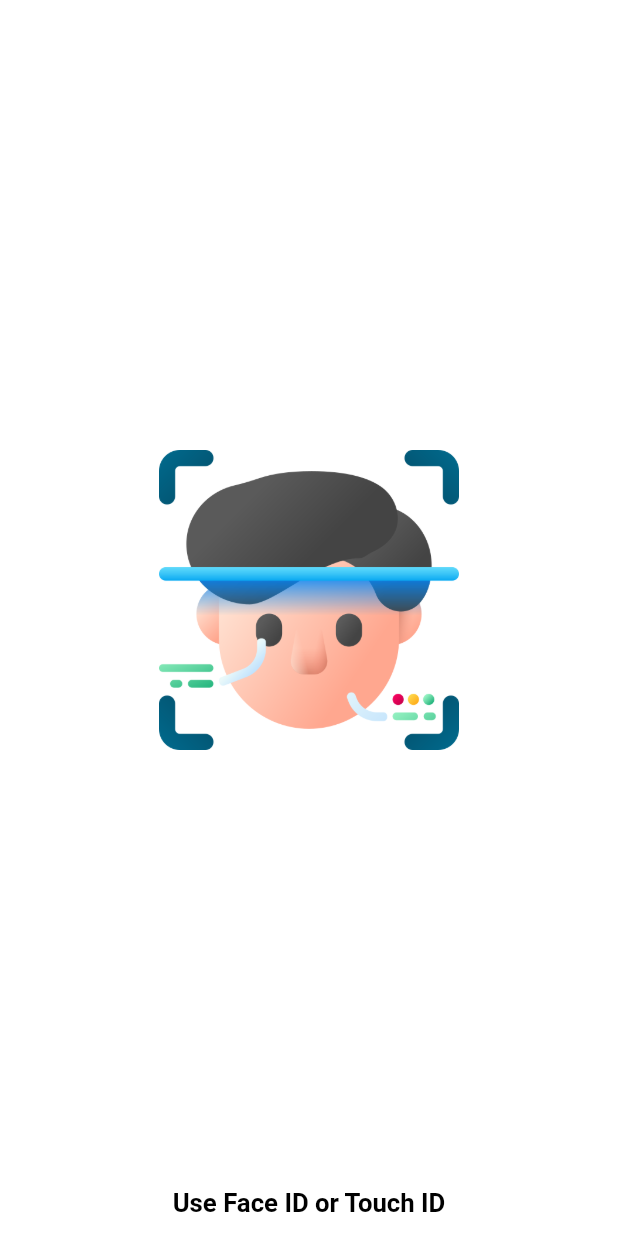
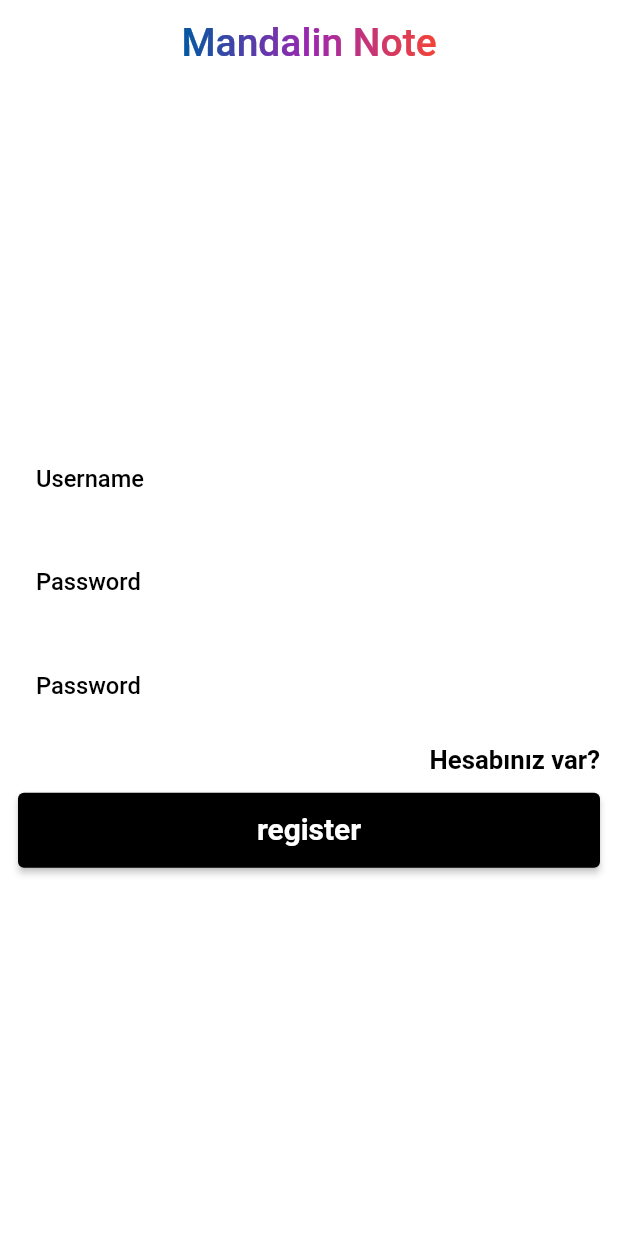
Before and after one commit to QalibJs/todo-app, a Flutter app: the screen it shows after launch, on a phone screen of 412 x 824 dp. Run offline on Flutter 3.47's test engine with Material 2 defaults, Android fonts, the phone set to English and light mode, and no system bars; drawn by our look-alikes of simple_gradient_text; our stand-ins replace dio, flutter_bloc, get_it, google_fonts, local_auth, sizer; Roboto replaces fonts that are missing (Arsenal).

Commit message:
eleventh commit

```diff
--- a/lib/app.dart
+++ b/lib/app.dart
@@ -1,7 +1,7 @@
 import 'package:flutter/material.dart';
 import 'package:flutter_bloc/flutter_bloc.dart';
 import 'package:sizer/sizer.dart';
-import 'package:todo/app/auth/screen/auth_screen.dart';
+import 'package:todo/app/register/screen/register.dart';
 import 'package:todo/cubit/auth/auth_cubit.dart';
 import 'cubit/notes/note_cubit.dart';
 import 'theme/theme.dart';
@@ -31,7 +31,7 @@ class MyApp extends StatelessWidget {
             title: 'Flutter Demo',
             theme: lightMode,
             darkTheme: darkMode,
-            home: const AuthScreen(),
+            home: const RegisterScreen(),
           ),
         );
       },
--- a/lib/app/auth/widgets/auth_button_widget.dart
+++ b/lib/app/auth/widgets/auth_button_widget.dart
@@ -23,9 +23,7 @@ class AuthButtonWidget extends StatelessWidget {
         if (authCubit.isAuth == true) {
           AppNavigators.go(context, const HomeScreen());
         }
-        if (authCubit.isAuth == false) {
-          print("error");
-        }
+
       },
       child: Container(
         width: context.width,
--- a/lib/app/note/widgets/note_app_bar_widget.dart
+++ b/lib/app/note/widgets/note_app_bar_widget.dart
@@ -19,7 +19,7 @@ class NoteAppBarWidget extends StatelessWidget {
           width: context.width,
           child: GlobalInputWidget(
             controller: noteCubit.titleController,
-            hintText: AppTexts.title,
+            hintText: AppTexts.title, isPassword: false,
           ),
         ),
         Container(
--- a/lib/app/note/widgets/note_input_widget.dart
+++ b/lib/app/note/widgets/note_input_widget.dart
@@ -15,9 +15,10 @@ class NoteInputWidget extends StatelessWidget {
       child: SizedBox(
         width: context.width,
         child: GlobalInputWidget(
+          isPassword: false,
           controller: noteCubit.noteController,
           hintText: AppTexts.write,
-          maxLines: 50,
+          // maxLines: 50,
         ),
       ),
     );
--- /dev/null
+++ b/lib/app/register/screen/register.dart
@@ -0,0 +1,30 @@
+import 'package:flutter/material.dart';
+import 'package:todo/app/register/widget/register_button_widget.dart';
+import 'package:todo/app/register/widget/register_global_button_widget.dart';
+import 'package:todo/app/register/widget/register_top_text.dart';
+import 'package:todo/constant/app_paddings.dart';
+class RegisterScreen extends StatelessWidget {
+  const RegisterScreen({super.key});
+  @override
+  Widget build(BuildContext context) {
+    return Scaffold(
+      appBar: AppBar(
+        backgroundColor: Theme.of(context).colorScheme.background,
+        title: const RegisterTopText(),
+        centerTitle: true,
+        elevation: 0,
+      ),
+      backgroundColor: Theme.of(context).colorScheme.background,
+      body: Padding(
+        padding: AppPaddings.all12,
+        child: const Column(
+          mainAxisAlignment: MainAxisAlignment.center,
+          children: [
+            RegisterInputWidget(),
+            RegisterButtonWidget(),
+          ],
+        ),
+      ),
+    );
+  }
+}
--- /dev/null
+++ b/lib/app/register/widget/register_button_widget.dart
@@ -0,0 +1,52 @@
+import 'package:flutter/material.dart';
+import 'package:todo/app/login/screen/login_screen.dart';
+import 'package:todo/constant/app_colors.dart';
+import 'package:todo/constant/app_navigator.dart';
+import 'package:todo/constant/app_sized_box.dart';
+import 'package:todo/constant/app_text.dart';
+import 'package:todo/constant/app_text_style.dart';
+import 'package:todo/global/widgets/global_input_widge.dart';
+
+class RegisterInputWidget extends StatelessWidget {
+  const RegisterInputWidget({super.key});
+
+  @override
+  Widget build(BuildContext context) {
+    return Column(
+      children: [
+        GlobalInputWidget(
+          hintText: AppTexts.username,
+          isPassword: false,
+        ),
+        AppSizedBox.h10,
+        GlobalInputWidget(
+          hintText: AppTexts.password,
+          isPassword: true,
+        ),
+        AppSizedBox.h10,
+        GlobalInputWidget(
+          hintText: AppTexts.password,
+          isPassword: true,
+        ),
+        AppSizedBox.h10,
+        GestureDetector(
+          onTap: () {
+            AppNavigators.go(context, const LoginScreen());
+          },
+          child: Container(
+            color: AppColors.transparent,
+            child: Row(
+              mainAxisAlignment: MainAxisAlignment.end,
+              children: [
+                Text(
+                  AppTexts.registerToLogin,
+                  style: AppTextStyle.faceId(context),
+                )
+              ],
+            ),
+          ),
+        ),
+      ],
+    );
+  }
+}
--- /dev/null
+++ b/lib/app/register/widget/register_global_button_widget.dart
@@ -0,0 +1,15 @@
+import 'package:flutter/material.dart';
+import 'package:todo/constant/app_paddings.dart';
+import 'package:todo/global/global_button_widget.dart';
+
+class RegisterButtonWidget extends StatelessWidget {
+  const RegisterButtonWidget({super.key});
+
+  @override
+  Widget build(BuildContext context) {
+    return Padding(
+      padding: AppPaddings.tb12,
+      child: const GlobalButtonWidget(text: 'register'),
+    );
+  }
+}
--- /dev/null
+++ b/lib/app/register/widget/register_top_text.dart
@@ -0,0 +1,24 @@
+import 'package:flutter/material.dart';
+import 'package:google_fonts/google_fonts.dart';
+import 'package:simple_gradient_text/simple_gradient_text.dart';
+import 'package:todo/constant/app_colors.dart';
+import 'package:todo/constant/app_text.dart';
+
+class RegisterTopText extends StatelessWidget {
+  const RegisterTopText({super.key});
+
+  @override
+  Widget build(BuildContext context) {
+    return GradientText(
+      AppTexts.appName,
+      style: GoogleFonts.arsenal(
+        fontSize: 26,
+      ),
+      colors: [
+        AppColors.darkBlue,
+        AppColors.purple,
+        AppColors.red,
+      ],
+    );
+  }
+}
--- a/lib/constant/app_colors.dart
+++ b/lib/constant/app_colors.dart
@@ -4,6 +4,7 @@ class AppColors {
   AppColors._();
 
   static Color white = Colors.white;
+  static Color orange = Colors.orange;
   static Color black = Colors.black;
   static Color blue = Colors.blue;
   static Color darkBlue = const Color.fromARGB(255, 1, 89, 161);
--- a/lib/constant/app_paddings.dart
+++ b/lib/constant/app_paddings.dart
@@ -3,6 +3,7 @@ import 'package:flutter/material.dart';
 class AppPaddings {
   AppPaddings._();
   static EdgeInsets get lr12 => const EdgeInsets.only(left: 12, right: 12);
+  static EdgeInsets get tb12 => const EdgeInsets.only(top: 12, bottom: 12);
   static EdgeInsets get all12 => const EdgeInsets.all(12);
   static EdgeInsets get all3 => const EdgeInsets.all(3);
 }
--- a/lib/constant/app_text.dart
+++ b/lib/constant/app_text.dart
@@ -2,10 +2,16 @@ class AppTexts {
   AppTexts._();
 
   static String get hi => "Salam Aleykum";
+  static String get login => "Login";
+  static String get registerToLogin => "Hesabınız var?";
+  static String get loginToregister => "Hesabınız yoxdur?";
+  static String get appName => "Mandalin Note";
   static String get noteBooks => "Notebooks";
   static String get notes => "Notes";
   static String get write => "Write something...";
   static String get empty => "Not any information";
   static String get title => "Title";
-  static String get add =>"Add";
+  static String get add => "Add";
+  static String get username => "Username";
+  static String get password => "Password";
 }
--- a/lib/data/service/local_auth_service.dart
+++ b/lib/data/service/local_auth_service.dart
@@ -10,8 +10,6 @@ class LocalAuthService {
 
   static Future<bool> authenticate() async {
     try {
-      print("isledi");
-
       if (!await canAuth()) return false;
 
       return await auth.authenticate(
@@ -23,7 +21,6 @@ class LocalAuthService {
         ),
       );
     } catch (e) {
-      print("${e} jhacvjhbcjasb");
       return false;
     }
   }
--- a/lib/global/widgets/global_input_widge.dart
+++ b/lib/global/widgets/global_input_widge.dart
@@ -3,14 +3,14 @@ import 'package:flutter/services.dart';
 import '../../constant/app_input_style_widget.dart';
 import '../../constant/app_text_style.dart';
 
-class GlobalInputWidget extends StatefulWidget {
+class GlobalInputWidget extends StatelessWidget {
   final String hintText;
   final Widget? suffixIcon;
-  final int? maxLines;
   final Widget? prefixIcon;
   final TextEditingController? controller;
   final TextInputType? inputType;
   final String? Function(String?)? validator;
+  final bool isPassword;
   final List<TextInputFormatter>? inputFormatters;
   final void Function()? onTap;
   const GlobalInputWidget({
@@ -23,32 +23,25 @@ class GlobalInputWidget extends StatefulWidget {
     this.validator,
     this.inputFormatters,
     this.onTap,
-    this.maxLines,
+    required this.isPassword,
   }) : super(key: key);
 
   @override
-  State<GlobalInputWidget> createState() => _GlobalInputWidgetState();
-}
-
-class _GlobalInputWidgetState extends State<GlobalInputWidget> {
-  @override
   Widget build(BuildContext context) {
     return TextFormField(
-
-      maxLines: widget.maxLines,
       style: AppTextStyle.smallText(context),
-      onTap: () => widget.onTap,
-      obscuringCharacter: "*",
-      inputFormatters: widget.inputFormatters,
-      keyboardType: widget.inputType,
-      validator: (value) => widget.validator!(value),
-      controller: widget.controller,
+      onTap: () => onTap,
+      obscureText: isPassword ? true : false,
+      inputFormatters: inputFormatters,
+      keyboardType: inputType,
+      validator: (value) => validator!(value),
+      controller: controller,
       textInputAction: TextInputAction.done,
       cursorColor: Theme.of(context).colorScheme.primary,
       decoration: InputDecoration(
         hintStyle: AppTextStyle.smallText(context),
-        prefixIcon: widget.prefixIcon,
-        hintText: widget.hintText,
+        prefixIcon: prefixIcon,
+        hintText: hintText,
         border: AppInputStyleWidget.boder,
       ),
     );
--- a/lib/theme/theme.dart
+++ b/lib/theme/theme.dart
@@ -4,18 +4,35 @@ import '../constant/app_colors.dart';
 // light mode
 ThemeData lightMode = ThemeData(
   brightness: Brightness.light,
-  colorScheme:  ColorScheme.light(
-    background: AppColors.white,
-    primary: AppColors.black
-
+  colorScheme:
+      ColorScheme.light(background: AppColors.white, primary: AppColors.black),
+  inputDecorationTheme: InputDecorationTheme(
+    border: OutlineInputBorder(
+      borderSide: BorderSide(color: AppColors.white, width: 3),
+    ),
+    enabledBorder: OutlineInputBorder(
+      borderSide: BorderSide(color: AppColors.white, width: 3),
+    ),
+    focusedBorder: OutlineInputBorder(
+      borderSide: BorderSide(color: AppColors.white, width: 3),
+    ),
   ),
 );
 
 //dark mode
 ThemeData darkMode = ThemeData(
   brightness: Brightness.dark,
-  colorScheme: ColorScheme.dark(
-    background: AppColors.black,
-    primary: AppColors.white
+  colorScheme:
+      ColorScheme.dark(background: AppColors.black, primary: AppColors.white),
+  inputDecorationTheme: InputDecorationTheme(
+    border: OutlineInputBorder(
+      borderSide: BorderSide(color: AppColors.white, width: 3),
+    ),
+    enabledBorder: OutlineInputBorder(
+      borderSide: BorderSide(color: AppColors.white, width: 3),
+    ),
+    focusedBorder: OutlineInputBorder(
+      borderSide: BorderSide(color: AppColors.white, width: 3),
+    ),
   ),
 );
--- a/pubspec.yaml
+++ b/pubspec.yaml
@@ -17,6 +17,8 @@ dependencies:
   flutter_bloc: ^8.1.3
   get_it: ^7.6.4
   local_auth: ^2.1.7
+  google_fonts: ^6.1.0
+  simple_gradient_text: ^1.3.0
 
 dev_dependencies:
   flutter_test:
```
Also changed, not shown: lib/app/login/screen/login_screen.dart (added, +27 -0 lines), lib/app/login/widgets/login_button_widget.dart (added, +18 -0 lines), lib/app/login/widgets/login_input_widget.dart (added, +22 -0 lines), lib/app/login/widgets/login_to_register.dart (added, +34 -0 lines), pubspec.lock, 4 other files.
